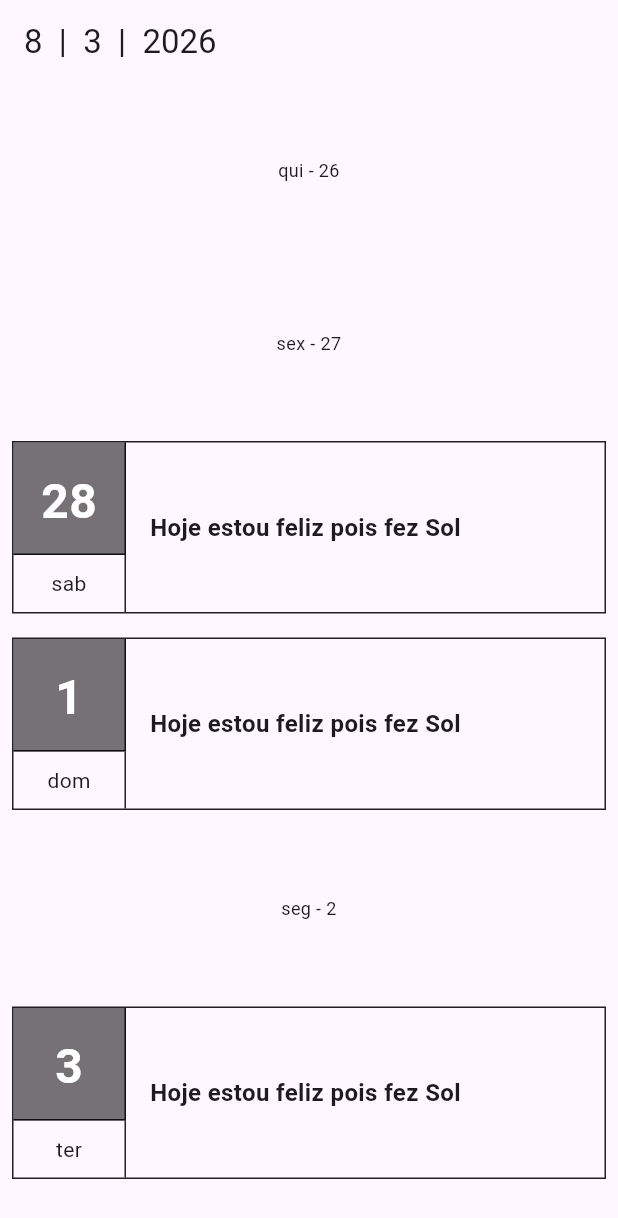
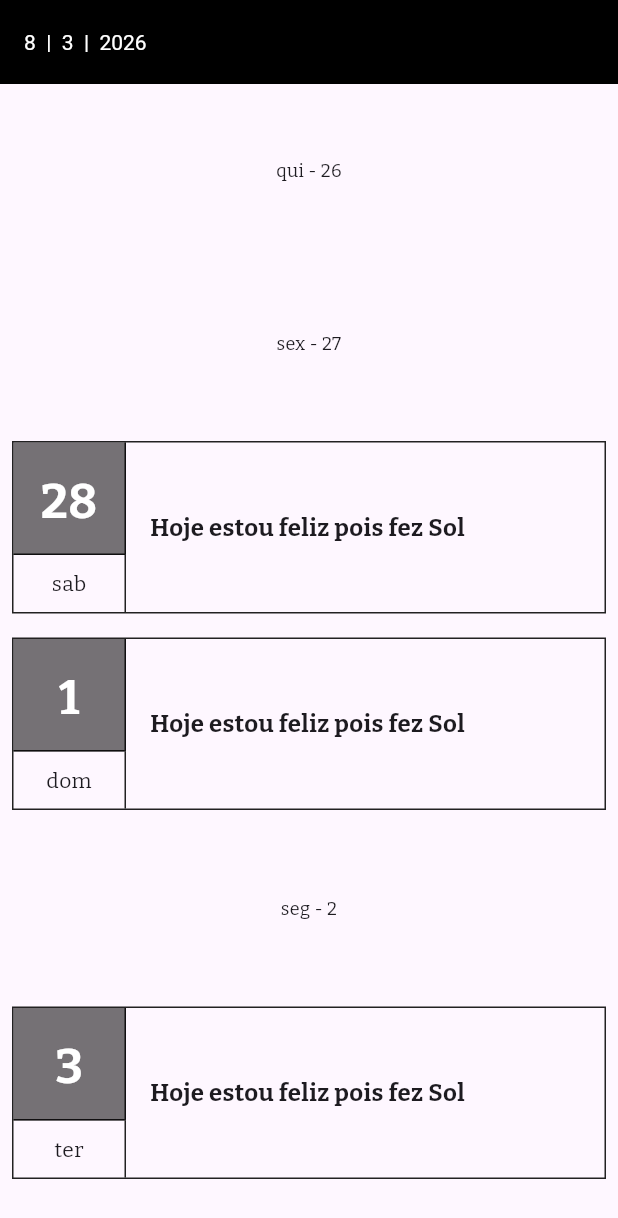
Before and after one commit to EdsonRego/flutter-web-api, a Flutter app: the screen it shows after launch, on a phone screen of 412 x 824 dp. Shown: the top 1218 px of the screen. Run offline on Flutter 3.47's test engine with Material 3 defaults, Android fonts, the light colour scheme and no system bars; our stand-ins replace google_fonts, logger; missing offline and left inert: http_interceptor; statements that could not run were skipped.

Commit message:
Code evolution

```diff
--- a/lib/main.dart
+++ b/lib/main.dart
@@ -1,17 +1,40 @@
 import 'package:flutter/material.dart';
+import 'package:flutter_webapi_first_course/services/jornal_service.dart';
+import 'package:google_fonts/google_fonts.dart';
 import 'screens/home_screen/home_screen.dart';
 
-void main() {
+Future<void> main() async {
+  WidgetsFlutterBinding.ensureInitialized();
+
+  final service = JornalService();
+
+  final resp = await service.register("Olá Mundo");
+  print("POST status=${resp.statusCode} body=${resp.body}");
+
+  //final data = await service.getAll();
+  //print("GET response=$data");
+
+
+
   runApp(const MyApp());
 }
 
 class MyApp extends StatelessWidget {
-  const MyApp({Key? key}) : super(key: key);
+  const MyApp({super.key});
   @override
   Widget build(BuildContext context) {
     return MaterialApp(
       title: 'Simple Journal',
       debugShowCheckedModeBanner: false,
+      theme: ThemeData(
+        primarySwatch: Colors.grey,
+        appBarTheme: const AppBarTheme(
+          elevation: 0,
+          backgroundColor: Colors.black,
+          titleTextStyle: TextStyle(color: Colors.white),
+        ),
+        textTheme: GoogleFonts.bitterTextTheme(),
+      ),
       darkTheme: ThemeData.dark(),
       themeMode: ThemeMode.light,
       initialRoute: "home",
--- a/lib/screens/home_screen/home_screen.dart
+++ b/lib/screens/home_screen/home_screen.dart
@@ -5,7 +5,7 @@ import 'package:flutter_webapi_first_course/screens/home_screen/widgets/home_scr
 import '../../models/journal.dart';
 
 class HomeScreen extends StatefulWidget {
-  const HomeScreen({Key? key}) : super(key: key);
+  const HomeScreen({super.key});
 
   @override
   State<HomeScreen> createState() => _HomeScreenState();
--- a/lib/screens/home_screen/widgets/journal_card.dart
+++ b/lib/screens/home_screen/widgets/journal_card.dart
@@ -5,8 +5,7 @@ import 'package:flutter_webapi_first_course/models/journal.dart';
 class JournalCard extends StatelessWidget {
   final Journal? journal;
   final DateTime showedDate;
-  const JournalCard({Key? key, this.journal, required this.showedDate})
-      : super(key: key);
+  const JournalCard({super.key, this.journal, required this.showedDate});
 
   @override
   Widget build(BuildContext context) {
```
Also changed, not shown: lib/services/http_interceptors.dart (added, +39 -0 lines), lib/services/jornal_service.dart (added, +31 -0 lines), pubspec.yaml (+7 -4 lines), pubspec.lock, 18 other files.
